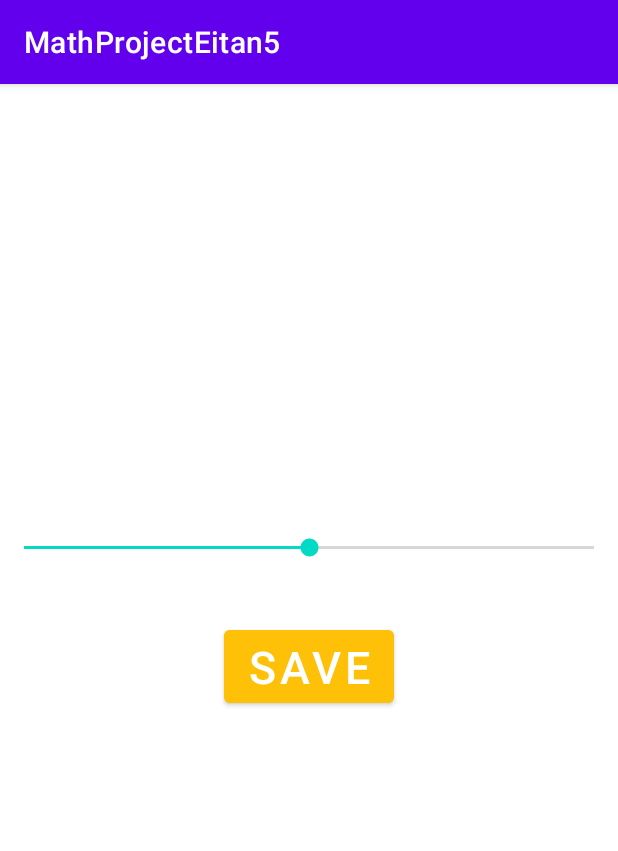
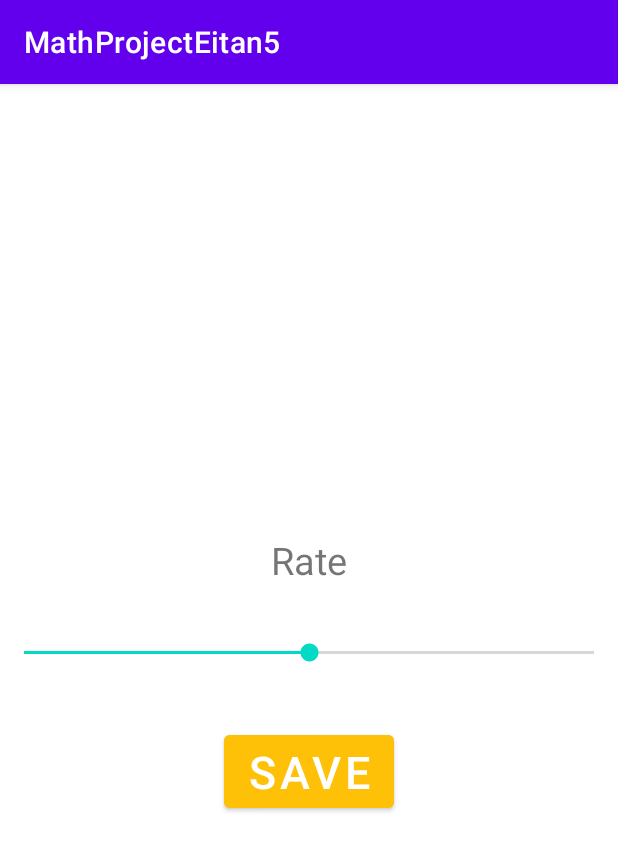
Before and after one commit to haghispin12/MathProjectEitan5, an Android app: the Rate screen opened directly, with no data from a screen before it, on a phone screen of 412 x 824 dp. Shown: the top 851 px of the screen. Run offline under Robolectric (Android 15) with nearby library versions, the phone set to English and light mode, and no system bars.

Commit message:
finished Rate system and saving userName

```diff
--- a/app/src/main/java/com/example/mathprojecteitan5/Rate.java
+++ b/app/src/main/java/com/example/mathprojecteitan5/Rate.java
@@ -7,16 +7,20 @@ import android.os.Bundle;
 import android.view.View;
 import android.widget.Button;
 import android.widget.SeekBar;
+import android.widget.TextView;
 
-public class Rate extends AppCompatActivity {
+public class Rate extends AppCompatActivity implements SeekBar.OnSeekBarChangeListener {
 private SeekBar sb;
 private Button saveRate;
+private TextView showRate;
     @Override
     protected void onCreate(Bundle savedInstanceState) {
         super.onCreate(savedInstanceState);
         setContentView(R.layout.activity_rate);
+        showRate=findViewById(R.id.showRate);
         saveRate=findViewById(R.id.saveRate);
         sb=findViewById(R.id.skBar);
+        sb.setOnSeekBarChangeListener(this);
                 main();
     }
 
@@ -34,4 +38,18 @@ private Button saveRate;
         });
 
     }
+    @Override
+    public void onProgressChanged(SeekBar seekBar, int i, boolean b) {
+    showRate.setText(i+"");
+    }
+
+    @Override
+    public void onStartTrackingTouch(SeekBar seekBar) {
+
+    }
+
+    @Override
+    public void onStopTrackingTouch(SeekBar seekBar) {
+
+    }
 }
--- a/app/src/main/res/layout/activity_rate.xml
+++ b/app/src/main/res/layout/activity_rate.xml
@@ -14,14 +14,23 @@
     android:gravity="center"
     android:layout_marginTop="300dp"
     />
-<SeekBar
-    android:layout_width="match_parent"
-    android:layout_height="wrap_content"
-    android:max="10"
-    android:progress="5"
-    android:min="0"
-    android:id="@+id/skBar"
-    />
+
+    <TextView
+        android:id="@+id/showRate"
+        android:layout_width="wrap_content"
+        android:layout_height="wrap_content"
+        android:layout_gravity="center"
+        android:layout_marginBottom="35dp"
+        android:text="Rate"
+        android:textSize="25sp" />
+
+    <SeekBar
+        android:id="@+id/skBar"
+        android:layout_width="match_parent"
+        android:layout_height="wrap_content"
+        android:max="10"
+        android:min="0"
+        android:progress="5" />
 <Button
     android:layout_width="wrap_content"
     android:layout_height="wrap_content"
```
Also changed, not shown: app/src/main/java/com/example/mathprojecteitan5/MainActivity.java (+8 -1 lines), app/src/main/java/com/example/mathprojecteitan5/login.java (+9 -2 lines).
